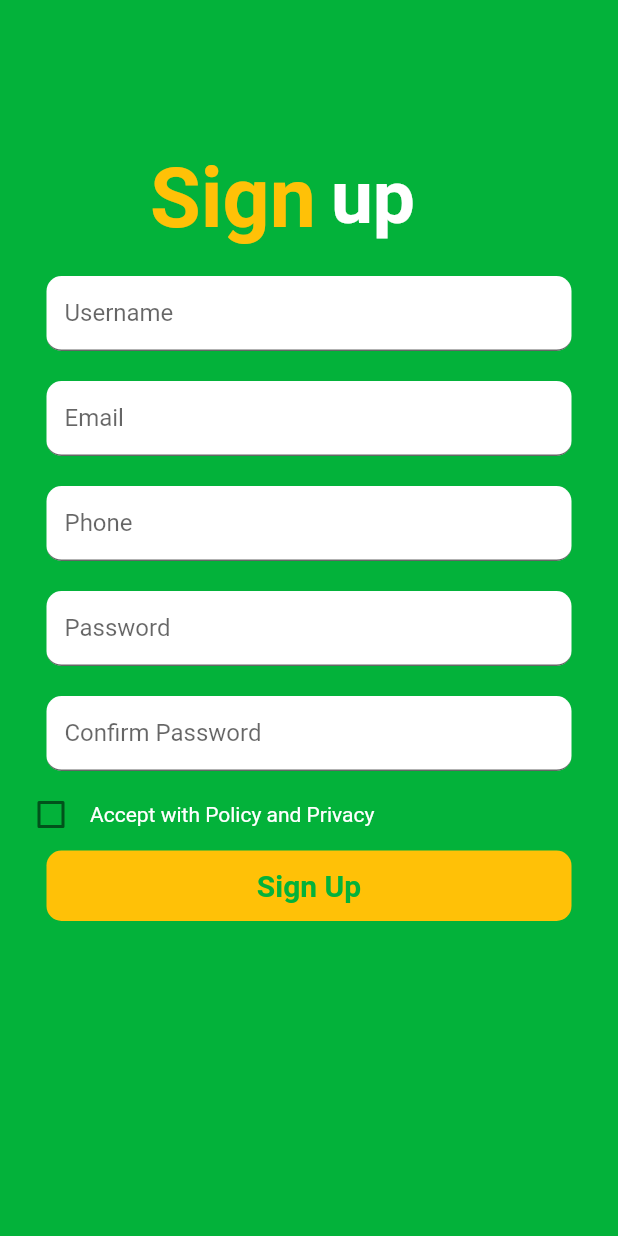
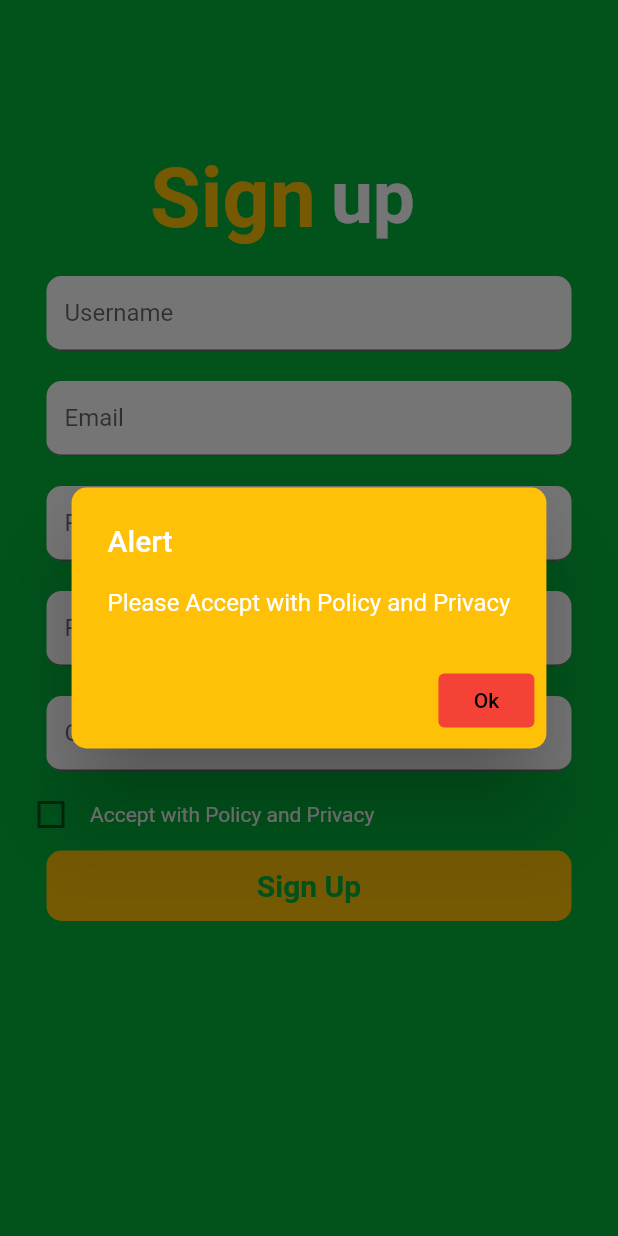
Before and after one commit to AirlanggaDS/ProjekSubway_PemMob, a Flutter app: the SignUp screen opened directly, after a tap on "Sign Up", on a phone screen of 412 x 824 dp. Run offline on Flutter 3.47's test engine with Material 2 defaults, Android fonts, the phone set to English and light mode, and no system bars.

Commit message:
ganti drawer + tambah alert dialog di signup

```diff
--- a/lib/pages/signup.dart
+++ b/lib/pages/signup.dart
@@ -157,6 +157,33 @@ class _SignUpState extends State<SignUp> {
                   if (widget.checkedValue == true) {
                     Navigator.push(context, MaterialPageRoute(builder: (context) => const Create()));
                   }
+                  else{
+                    showDialog(
+                context: context,
+                builder: (context){
+                  return AlertDialog(
+                    shape: RoundedRectangleBorder(
+                      borderRadius: BorderRadius.circular(10)
+                    ),
+      backgroundColor: Colors.amber,
+      title: Text("Alert",style: TextStyle(color: Colors.white)),
+      content: Text("Please Accept with Policy and Privacy",style: TextStyle(color: Colors.white)) ,
+      actions: [
+          ElevatedButton(
+            style: ElevatedButton.styleFrom(
+              backgroundColor: Colors.red,
+              elevation: 0,
+            ),
+            onPressed: (){
+              Navigator.pop(context);
+            },
+            child: Text("Ok",style: TextStyle(color: Colors.black)))
+      ],
+
+    );
+                },
+              );
+                  }
                 },
                 child: Ink(
                   padding: const EdgeInsets.symmetric(vertical: 12,),
```
Also changed, not shown: lib/Drawer.dart (+0 -12 lines).
